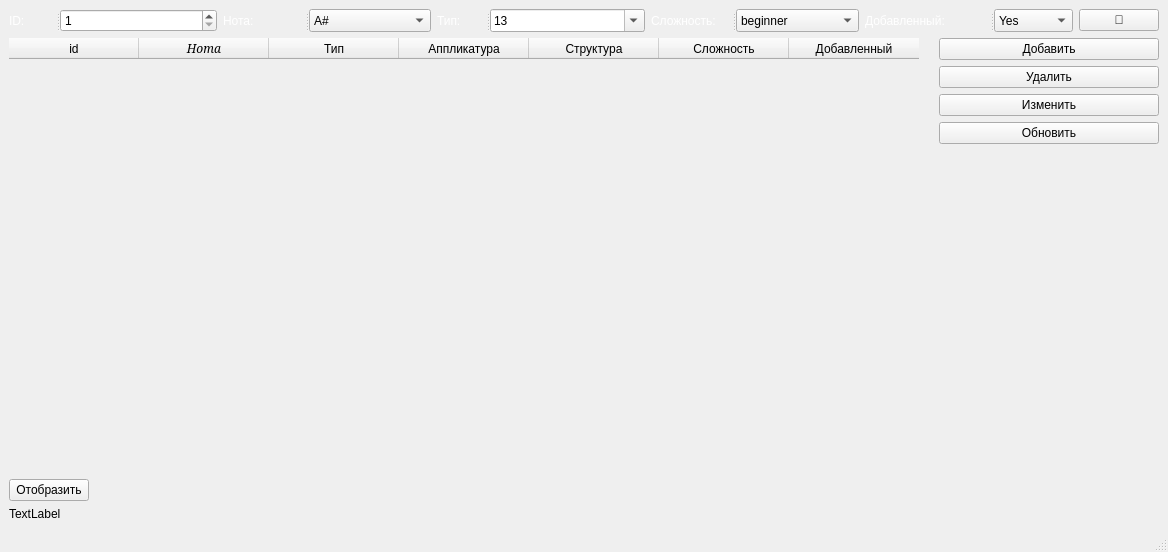
First picture: the form in design/main_desing.ui, repository GGlebux/chordPRO, before the edit.
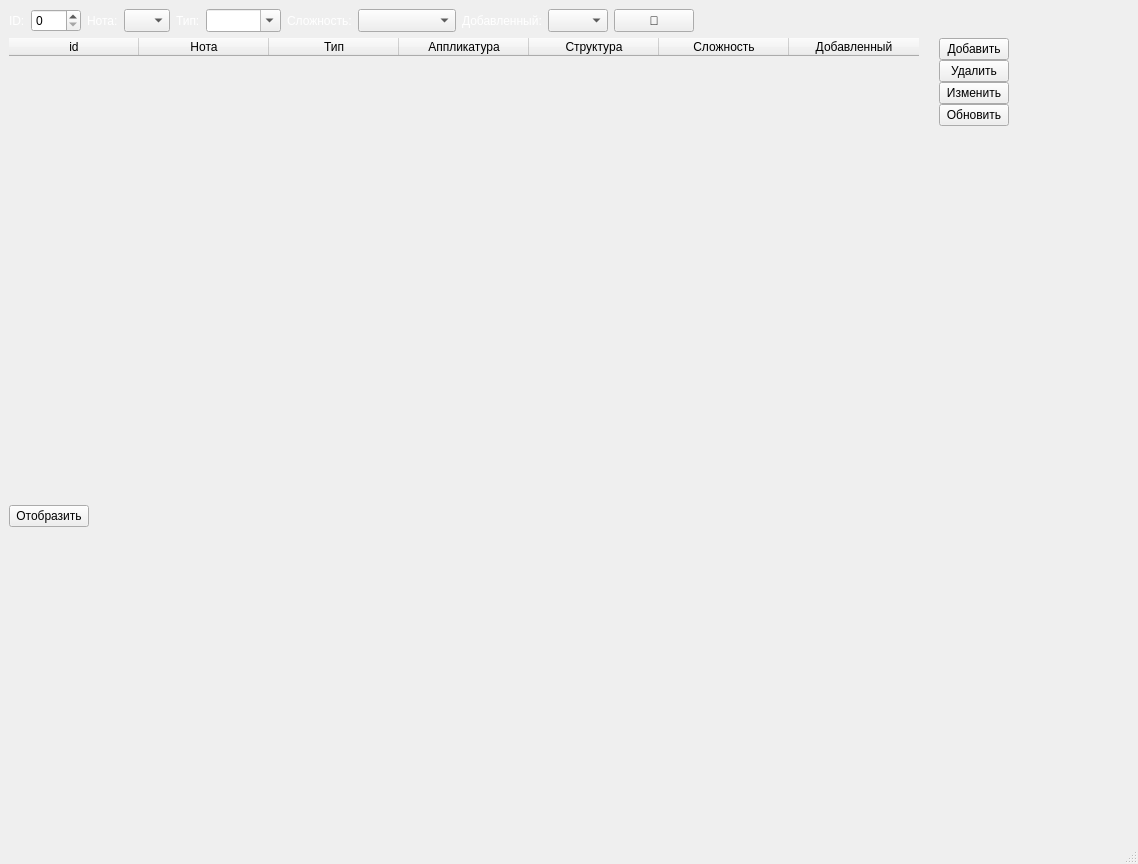
Second picture: the form after the edit. Icons and pictures are not drawn.

```diff
--- a/design/main_desing.ui
+++ b/design/main_desing.ui
@@ -6,8 +6,8 @@
    <rect>
     <x>0</x>
     <y>0</y>
-    <width>1168</width>
-    <height>552</height>
+    <width>1138</width>
+    <height>864</height>
    </rect>
   </property>
   <property name="windowTitle">
@@ -21,15 +21,17 @@
   }</string>
   </property>
   <widget class="QWidget" name="centralwidget">
-   <layout class="QVBoxLayout" name="verticalLayout_2">
+   <layout class="QVBoxLayout" name="verticalLayout_3">
     <item>
      <layout class="QHBoxLayout" name="horizontalLayout_2">
       <item>
-       <widget class="QSplitter" name="splitter">
-        <property name="orientation">
-         <enum>Qt::Horizontal</enum>
-        </property>
         <widget class="QLabel" name="label">
+        <property name="maximumSize">
+         <size>
+          <width>20</width>
+          <height>30</height>
+         </size>
+        </property>
          <property name="styleSheet">
           <string notr="true">color: white;</string>
          </property>
@@ -37,6 +39,8 @@
           <string>ID:</string>
          </property>
         </widget>
+      </item>
+      <item>
         <widget class="QSpinBox" name="id_box">
          <property name="sizePolicy">
           <sizepolicy hsizetype="Minimum" vsizetype="Maximum">
@@ -44,21 +48,28 @@
            <verstretch>0</verstretch>
           </sizepolicy>
          </property>
+        <property name="maximumSize">
+         <size>
+          <width>50</width>
+          <height>30</height>
+         </size>
+        </property>
          <property name="minimum">
-          <number>1</number>
+         <number>0</number>
          </property>
          <property name="maximum">
           <number>5000</number>
          </property>
         </widget>
-       </widget>
       </item>
       <item>
-       <widget class="QSplitter" name="splitter_3">
-        <property name="orientation">
-         <enum>Qt::Horizontal</enum>
-        </property>
         <widget class="QLabel" name="label_2">
+        <property name="maximumSize">
+         <size>
+          <width>39</width>
+          <height>30</height>
+         </size>
+        </property>
          <property name="styleSheet">
           <string notr="true">color: white;</string>
          </property>
@@ -66,6 +77,8 @@
           <string>Нота:</string>
          </property>
         </widget>
+      </item>
+      <item>
         <widget class="QComboBox" name="note_box">
          <property name="sizePolicy">
           <sizepolicy hsizetype="Preferred" vsizetype="Maximum">
@@ -73,9 +86,20 @@
            <verstretch>0</verstretch>
           </sizepolicy>
          </property>
+        <property name="maximumSize">
+         <size>
+          <width>50</width>
+          <height>30</height>
+         </size>
+        </property>
          <property name="editable">
           <bool>false</bool>
          </property>
+        <item>
+         <property name="text">
+          <string/>
+         </property>
+        </item>
          <item>
           <property name="text">
            <string>A#</string>
@@ -167,14 +191,15 @@
           </property>
          </item>
         </widget>
-       </widget>
       </item>
       <item>
-       <widget class="QSplitter" name="splitter_4">
-        <property name="orientation">
-         <enum>Qt::Horizontal</enum>
-        </property>
         <widget class="QLabel" name="label_3">
+        <property name="maximumSize">
+         <size>
+          <width>30</width>
+          <height>30</height>
+         </size>
+        </property>
          <property name="styleSheet">
           <string notr="true">color: white;</string>
          </property>
@@ -182,6 +207,8 @@
           <string>Тип:</string>
          </property>
         </widget>
+      </item>
+      <item>
         <widget class="QComboBox" name="type_box">
          <property name="enabled">
           <bool>true</bool>
@@ -194,15 +221,15 @@
          </property>
          <property name="maximumSize">
           <size>
-           <width>16777215</width>
-           <height>16777215</height>
+          <width>90</width>
+          <height>30</height>
           </size>
          </property>
          <property name="editable">
           <bool>true</bool>
          </property>
          <property name="currentText">
-          <string notr="true">13</string>
+         <string notr="true"/>
          </property>
          <property name="insertPolicy">
           <enum>QComboBox::InsertAtBottom</enum>
@@ -216,6 +243,11 @@
          <property name="modelColumn">
           <number>0</number>
          </property>
+        <item>
+         <property name="text">
+          <string/>
+         </property>
+        </item>
          <item>
           <property name="text">
            <string>13</string>
@@ -427,14 +459,15 @@
           </property>
          </item>
         </widget>
-       </widget>
       </item>
       <item>
-       <widget class="QSplitter" name="splitter_5">
-        <property name="orientation">
-         <enum>Qt::Horizontal</enum>
-        </property>
         <widget class="QLabel" name="label_4">
+        <property name="maximumSize">
+         <size>
+          <width>85</width>
+          <height>30</height>
+         </size>
+        </property>
          <property name="styleSheet">
           <string notr="true">color: white;</string>
          </property>
@@ -442,6 +475,8 @@
           <string>Сложность:</string>
          </property>
         </widget>
+      </item>
+      <item>
         <widget class="QComboBox" name="diff_box">
          <property name="sizePolicy">
           <sizepolicy hsizetype="Preferred" vsizetype="Maximum">
@@ -449,9 +484,20 @@
            <verstretch>0</verstretch>
           </sizepolicy>
          </property>
+        <property name="maximumSize">
+         <size>
+          <width>115</width>
+          <height>30</height>
+         </size>
+        </property>
          <property name="editable">
           <bool>false</bool>
          </property>
+        <item>
+         <property name="text">
+          <string/>
+         </property>
+        </item>
          <item>
           <property name="text">
            <string>beginner</string>
@@ -468,14 +514,15 @@
           </property>
          </item>
         </widget>
-       </widget>
       </item>
       <item>
-       <widget class="QSplitter" name="splitter_6">
-        <property name="orientation">
-         <enum>Qt::Horizontal</enum>
-        </property>
         <widget class="QLabel" name="label_5">
+        <property name="maximumSize">
+         <size>
+          <width>104</width>
+          <height>30</height>
+         </size>
+        </property>
          <property name="styleSheet">
           <string notr="true">color: white;</string>
          </property>
@@ -483,6 +530,8 @@
           <string>Добавленный:</string>
          </property>
         </widget>
+      </item>
+      <item>
         <widget class="QComboBox" name="user_defined_box">
          <property name="sizePolicy">
           <sizepolicy hsizetype="Preferred" vsizetype="Maximum">
@@ -490,21 +539,31 @@
            <verstretch>0</verstretch>
           </sizepolicy>
          </property>
+        <property name="maximumSize">
+         <size>
+          <width>60</width>
+          <height>30</height>
+         </size>
+        </property>
          <property name="editable">
           <bool>false</bool>
          </property>
          <item>
           <property name="text">
-           <string>Yes</string>
+          <string/>
           </property>
          </item>
          <item>
           <property name="text">
-           <string>No</string>
-          </property>
-         </item>
-        </widget>
-       </widget>
+          <string>True</string>
+         </property>
+        </item>
+        <item>
+         <property name="text">
+          <string>False</string>
+         </property>
+        </item>
+       </widget>
       </item>
       <item>
        <widget class="QPushButton" name="searchButton">
@@ -514,6 +573,12 @@
           <verstretch>0</verstretch>
          </sizepolicy>
         </property>
+        <property name="maximumSize">
+         <size>
+          <width>100</width>
+          <height>30</height>
+         </size>
+        </property>
         <property name="focusPolicy">
          <enum>Qt::StrongFocus</enum>
         </property>
@@ -537,6 +602,19 @@
         </property>
        </widget>
       </item>
+      <item>
+       <spacer name="horizontalSpacer">
+        <property name="orientation">
+         <enum>Qt::Horizontal</enum>
+        </property>
+        <property name="sizeHint" stdset="0">
+         <size>
+          <width>40</width>
+          <height>20</height>
+         </size>
+        </property>
+       </spacer>
+      </item>
      </layout>
     </item>
     <item>
@@ -558,6 +636,12 @@
           <height>200</height>
          </size>
         </property>
+        <property name="maximumSize">
+         <size>
+          <width>1000</width>
+          <height>500</height>
+         </size>
+        </property>
         <property name="styleSheet">
          <string notr="true">/* Основные стили QTableWidget */
 QTableWidget {
@@ -683,9 +767,10 @@
          </property>
          <property name="font">
           <font>
-           <family>Serif</family>
-           <italic>true</italic>
+           <family>Ubuntu</family>
+           <italic>false</italic>
            <bold>false</bold>
+           <kerning>true</kerning>
           </font>
          </property>
         </column>
@@ -718,8 +803,17 @@
       </item>
       <item>
        <layout class="QVBoxLayout" name="verticalLayout">
+        <property name="spacing">
+         <number>0</number>
+        </property>
         <item>
          <widget class="QPushButton" name="add_button">
+          <property name="maximumSize">
+           <size>
+            <width>70</width>
+            <height>16777215</height>
+           </size>
+          </property>
           <property name="text">
            <string>Добавить</string>
           </property>
@@ -727,6 +821,12 @@
         </item>
         <item>
          <widget class="QPushButton" name="remove_button">
+          <property name="maximumSize">
+           <size>
+            <width>70</width>
+            <height>16777215</height>
+           </size>
+          </property>
           <property name="text">
            <string>Удалить</string>
           </property>
@@ -734,6 +834,12 @@
         </item>
         <item>
          <widget class="QPushButton" name="edit_button">
+          <property name="maximumSize">
+           <size>
+            <width>70</width>
+            <height>16777215</height>
+           </size>
+          </property>
           <property name="text">
            <string>Изменить</string>
           </property>
@@ -747,6 +853,12 @@
             <verstretch>0</verstretch>
            </sizepolicy>
           </property>
+          <property name="maximumSize">
+           <size>
+            <width>70</width>
+            <height>16777215</height>
+           </size>
+          </property>
           <property name="text">
            <string>Обновить</string>
           </property>
@@ -767,8 +879,43 @@
         </item>
        </layout>
       </item>
+      <item>
+       <spacer name="horizontalSpacer_2">
+        <property name="orientation">
+         <enum>Qt::Horizontal</enum>
+        </property>
+        <property name="sizeHint" stdset="0">
+         <size>
+          <width>40</width>
+          <height>20</height>
+         </size>
+        </property>
+       </spacer>
+      </item>
      </layout>
     </item>
+    <item>
+     <widget class="QLabel" name="len_table">
+      <property name="text">
+       <string/>
+      </property>
+     </widget>
+    </item>
+    <item>
+     <spacer name="verticalSpacer_2">
+      <property name="orientation">
+       <enum>Qt::Vertical</enum>
+      </property>
+      <property name="sizeHint" stdset="0">
+       <size>
+        <width>20</width>
+        <height>40</height>
+       </size>
+      </property>
+     </spacer>
+    </item>
+    <item>
+     <layout class="QVBoxLayout" name="verticalLayout_2">
     <item>
      <widget class="QPushButton" name="view_button">
       <property name="sizePolicy">
@@ -790,10 +937,18 @@
         <verstretch>0</verstretch>
        </sizepolicy>
       </property>
+        <property name="minimumSize">
+         <size>
+          <width>700</width>
+          <height>300</height>
+         </size>
+        </property>
       <property name="text">
-       <string>TextLabel</string>
-      </property>
-     </widget>
+         <string/>
+        </property>
+       </widget>
+      </item>
+     </layout>
     </item>
    </layout>
   </widget>
```
Left out of the diff: 4 changed lines with no effect on the pictures. Lines whose indentation alone changed are shown as unchanged.
